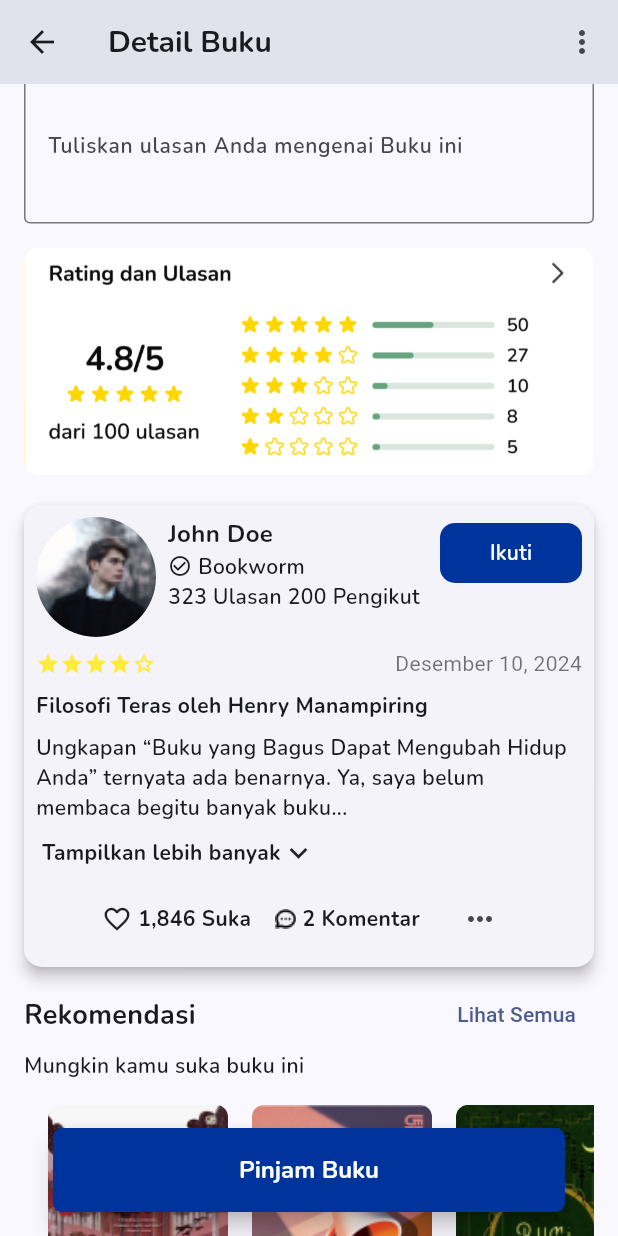
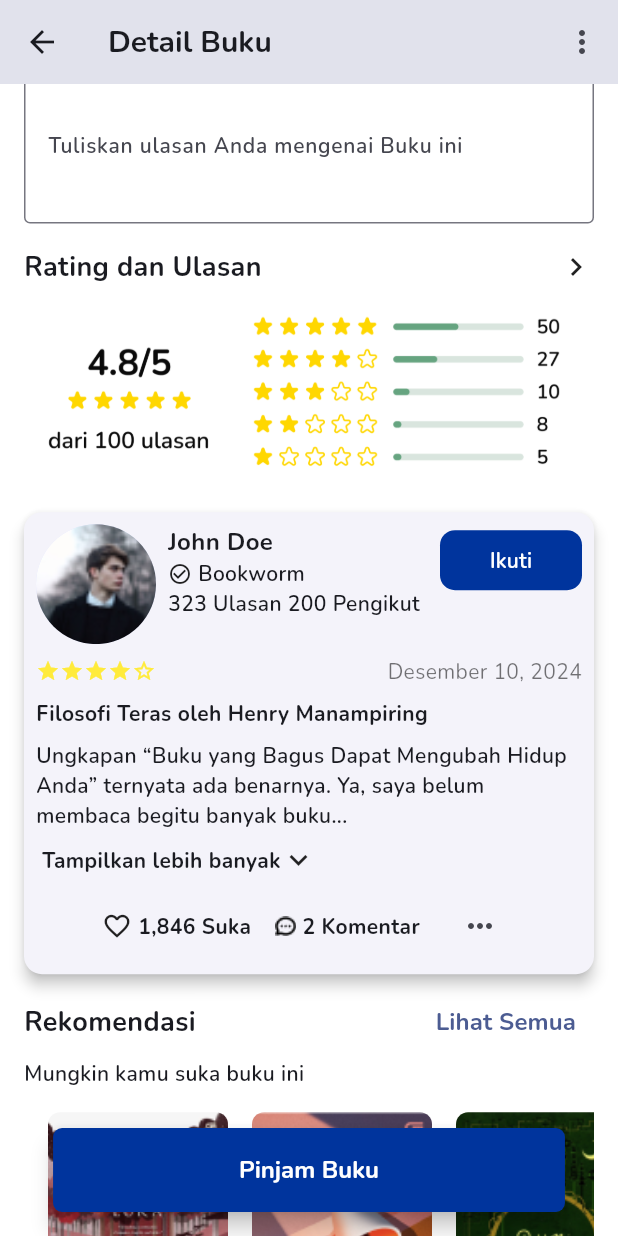
Before and after one commit to sendhyrama/iPusnas-App, a Flutter app: the DetailBookScreen screen opened directly, scrolled down 1152 dp, on a phone screen of 412 x 824 dp. Run offline on Flutter 3.47's test engine with Material 3 defaults, Android fonts, the phone set to English and light mode, and no system bars; our stand-ins replace animated_splash_screen, carousel_slider, smooth_page_indicator.

Commit message:
feat(ui): update main surface color & tidy up some part

```diff
--- a/lib/detail_book_screen.dart
+++ b/lib/detail_book_screen.dart
@@ -27,7 +27,13 @@ class SectionTitle extends StatelessWidget {
           ),
           TextButton(
             onPressed: () {},
-            child: const Text('Lihat Semua'),
+            child: const Text(
+              'Lihat Semua',
+              style: TextStyle(
+                  fontFamily: 'Nunito',
+                  fontSize: 16,
+                  fontWeight: FontWeight.bold),
+            ),
           ),
         ],
       ),
@@ -562,12 +568,29 @@ class _DetailBookScreenState extends State<DetailBookScreen> {
               maxLines: 3,
             ),
             const SizedBox(height: 16.0),
+            const Row(
+              mainAxisAlignment: MainAxisAlignment.spaceBetween,
+              children: [
+                Text(
+                  'Rating dan Ulasan',
+                  style: TextStyle(
+                    fontFamily: 'Nunito',
+                    fontSize: 18,
+                    fontWeight: FontWeight.bold,
+                  ),
+                ),
+                Icon(
+                  Icons.chevron_right,
+                  size: 24.0, // Adjust the size of the chevron if needed
+                ),
+              ],
+            ),
             ClipRRect(
               borderRadius: BorderRadius.circular(
                   10.0), // Adjust the corner radius as needed
-              child: Image.asset('assets/ss.png'),
+              child: Image.asset('assets/rating.png'),
             ),
-            const SizedBox(height: 12.0),
+            const SizedBox(height: 4.0),
             Card(
               elevation: 4.0,
               margin: const EdgeInsets.symmetric(vertical: 8.0),
@@ -591,8 +614,7 @@ class _DetailBookScreenState extends State<DetailBookScreen> {
                         const Expanded(
                           flex: 2,
                           child: Padding(
-                            padding:
-                                EdgeInsets.symmetric(horizontal: 8.0),
+                            padding: EdgeInsets.symmetric(horizontal: 8.0),
                             child: Column(
                               crossAxisAlignment: CrossAxisAlignment.start,
                               children: [
@@ -667,7 +689,8 @@ class _DetailBookScreenState extends State<DetailBookScreen> {
                         ),
                         const Text(
                           'Desember 10, 2024',
-                          style: TextStyle(color: Colors.black54),
+                          style: TextStyle(
+                              color: Colors.black54, fontFamily: 'Nunito'),
                         ),
                       ],
                     ),
--- a/lib/main.dart
+++ b/lib/main.dart
@@ -16,7 +16,11 @@ class MyApp extends StatelessWidget {
     return MaterialApp(
       title: 'iPusnas',
       theme: ThemeData(
-        colorScheme: ColorScheme.fromSeed(seedColor: primaryColor),
+        scaffoldBackgroundColor: Colors.white,
+        colorScheme: ColorScheme.fromSeed(
+          seedColor: primaryColor,
+          surface: Colors.white,
+        ),
         useMaterial3: true,
       ),
       home: const SplashScreen(),
```
Also changed, not shown: assets/rating.png (added), assets/ss.png (deleted).
